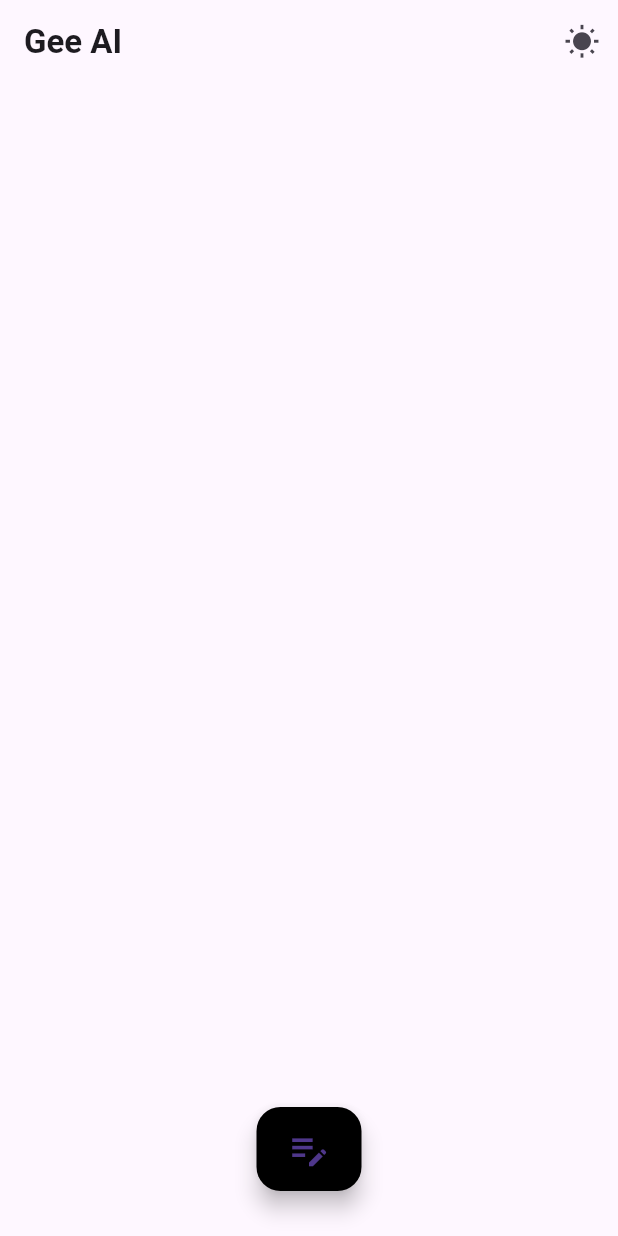
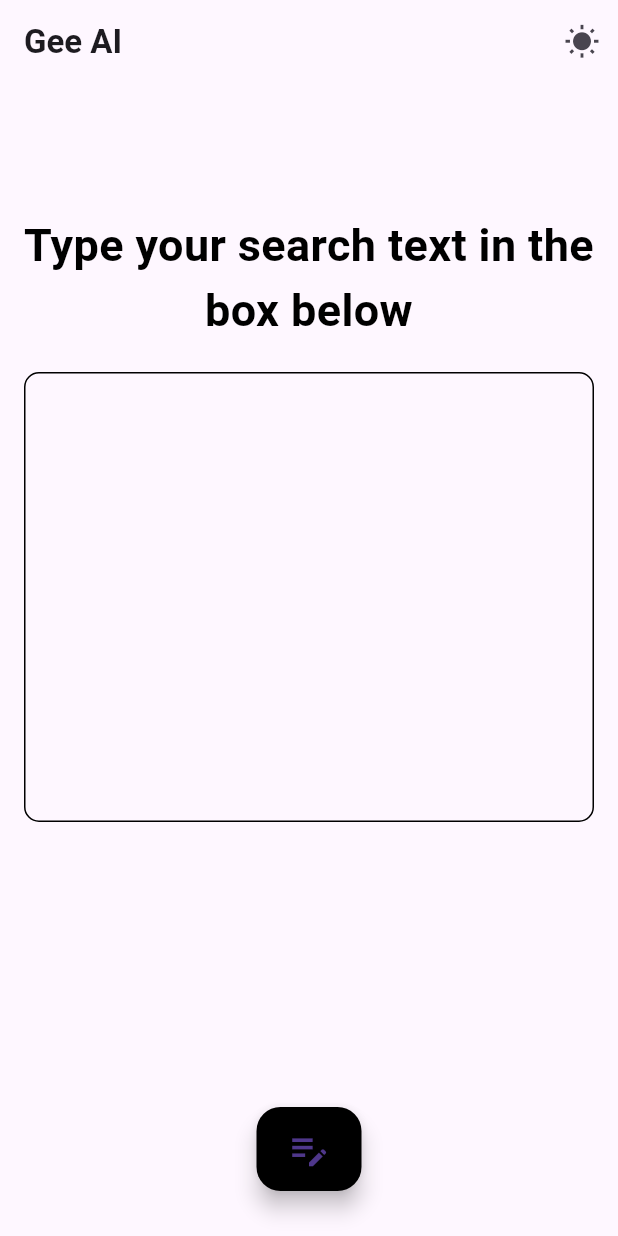
Before and after one commit to Shalom-Nankam/gee, a Flutter app: the screen it shows after launch, on a phone screen of 412 x 824 dp. Run offline on Flutter 3.47's test engine with Material 2 defaults, Android fonts, the phone set to English and light mode, and no system bars; our stand-ins replace flutter_native_splash, speech_to_text.

Commit message:
Built up the type search view

```diff
--- a/lib/views/home_view.dart
+++ b/lib/views/home_view.dart
@@ -24,9 +24,33 @@ class HomeView extends StatelessView<HomeScreen, HomeController> {
         child: SafeArea(
             child: SingleChildScrollView(
                 child: Column(
-          children: const [
-            SizedBox(
+          children: [
+            const SizedBox(
               height: 70,
+            ),
+            const Text('Type your search text in the box below',
+                textAlign: TextAlign.center,
+                style: TextStyle(
+                    fontSize: 30,
+                    fontWeight: FontWeight.bold,
+                    color: Color(0xff000000))),
+            const SizedBox(
+              height: 20,
+            ),
+            Container(
+              padding: const EdgeInsets.all(16),
+              width: double.infinity,
+              height: 300,
+              decoration: BoxDecoration(
+                  borderRadius: BorderRadius.circular(10),
+                  border: const Border.fromBorderSide(
+                      BorderSide(color: Color(0xff000000)))),
+              child: const TextField(
+                decoration: InputDecoration(border: InputBorder.none),
+                expands: true,
+                maxLines: null,
+                minLines: null,
+              ),
             )
           ],
         ))),
```
